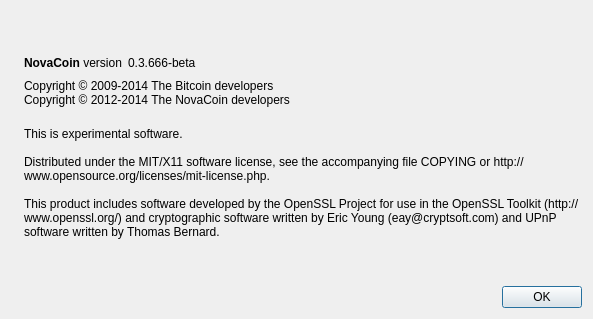
albacoin/albacoin, file src/qt/forms/aboutdialog.ui: the form before one commit.
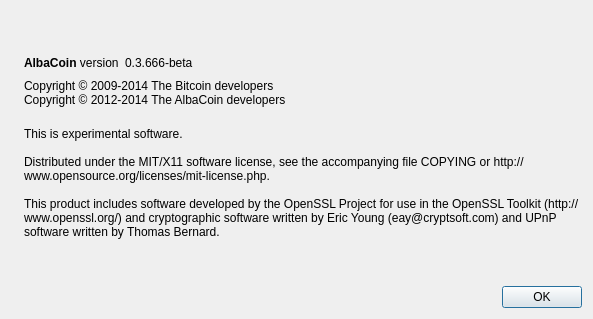
The form after the commit. Icons and pictures are not drawn.

```diff
--- a/src/qt/forms/aboutdialog.ui
+++ b/src/qt/forms/aboutdialog.ui
@@ -50,7 +50,7 @@
           <cursorShape>IBeamCursor</cursorShape>
          </property>
          <property name="text">
-          <string>&lt;b&gt;NovaCoin&lt;/b&gt; version</string>
+          <string>&lt;b&gt;AlbaCoin&lt;/b&gt; version</string>
          </property>
          <property name="textInteractionFlags">
           <set>Qt::LinksAccessibleByMouse|Qt::TextSelectableByKeyboard|Qt::TextSelectableByMouse</set>
@@ -92,7 +92,7 @@
        </property>
        <property name="text">
         <string>Copyright © 2009-2014 The Bitcoin developers
-Copyright © 2012-2014 The NovaCoin developers</string>
+Copyright © 2012-2014 The AlbaCoin developers</string>
        </property>
        <property name="textInteractionFlags">
         <set>Qt::LinksAccessibleByMouse|Qt::TextSelectableByKeyboard|Qt::TextSelectableByMouse</set>
```
Left out of the diff: 2 changed lines with no effect on the pictures.
